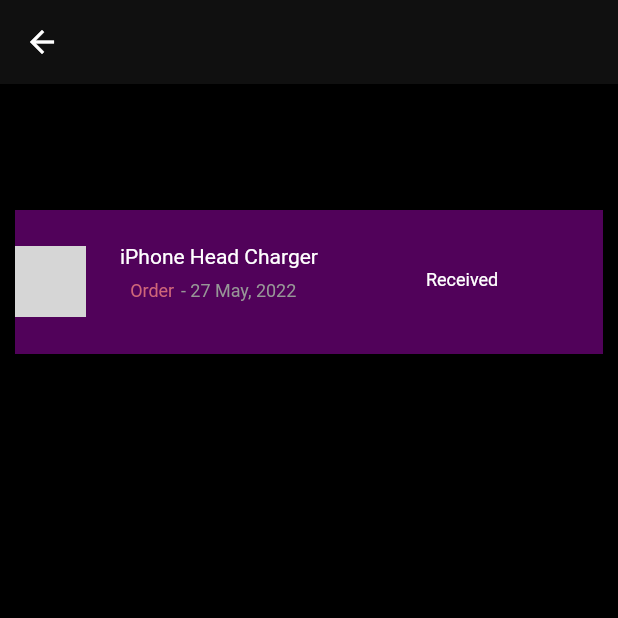
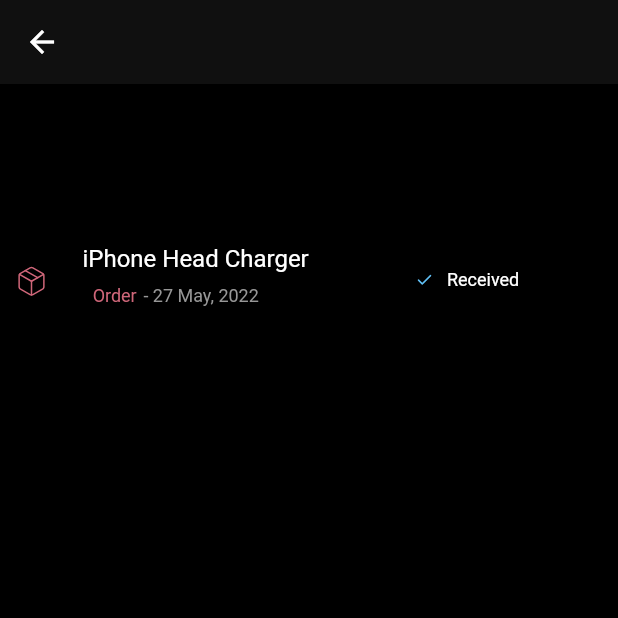
Before and after one commit to antrollingsid/a2b, a Flutter app: the TrackShippement screen opened by its route, on a phone screen of 412 x 824 dp, the top half of it. Run offline on Flutter 3.47's test engine with Material 2 defaults, Android fonts, the light colour scheme and no system bars; our stand-ins replace flutter_svg, get, gradient_borders; Roboto replaces fonts that are missing (SF Pro Display); grey boxes are pictures that could not be loaded.

Commit message:
Update trackpage.dart

```diff
--- a/lib/User/screens/trackpage.dart
+++ b/lib/User/screens/trackpage.dart
@@ -1,5 +1,6 @@
 import 'package:a2b/Components/assets/colors.dart';
 import 'package:flutter/material.dart';
+import 'package:flutter_svg/svg.dart';
 
 import '../../Components/widgets/custom_textfield_gradiant.dart';
 import '../../Components/widgets/offer_detail.dart';
@@ -28,57 +29,28 @@
                   const SizedBox(
                     height: 14,
                   ),
-                  // const CustomShip(),
-                  // Container(
-                  //   margin: const EdgeInsets.fromLTRB(0, 0, 211, 22),
-                  //   child: RichText(
-                  //     text: const TextSpan(
-                  //       style: TextStyle(
-                  //         fontFamily: 'SF Pro Display',
-                  //         fontSize: 18,
-                  //         fontWeight: FontWeight.w400,
-                  //         // height: 1.3333333333 * ffem / fem,
-                  //         letterSpacing: 1.5,
-                  //         color: Color(0xffffffff),
-                  //       ),
-                  //       children: [
-                  //         TextSpan(
-                  //           text: 'Latest ',
-                  //         ),
-                  //         TextSpan(
-                  //           text: 'activities',
-                  //           style: TextStyle(
-                  //             fontFamily: 'SF Pro Display',
-                  //             fontSize: 18,
-                  //             fontWeight: FontWeight.w400,
-                  //             // height: 1.3333333333 * ffem / fem,
-                  //             letterSpacing: 1.5,
-                  //             color: Color(0xff979797),
-                  //           ),
-                  //         ),
-                  //       ],
-                  //     ),
-                  //   ),
-                  // ),
                   Container(
                     margin: const EdgeInsets.fromLTRB(0, 50, 0, 10),
                     height: 96,
-                    color: Color.fromARGB(255, 81, 2, 90),
+                    // color: const Color.fromARGB(255, 81, 2, 90),
                     child: Row(
                       crossAxisAlignment: CrossAxisAlignment.center,
                       children: [
                         Container(
-                          // height: 10,
+                          // color: AppColors.buttonRed,
                           margin: const EdgeInsets.fromLTRB(0, 0, 23, 1),
-                          child: Image.asset(
-                            'assets/images/1x/Artboard14.png',
-                            width: 47,
-                            height: 47,
-                          ),
+                          child: SvgPicture.string(
+                              // ignore: prefer_interpolation_to_compose_strings
+                              '<svg width="22" height="22" viewBox="0 0 22 22" fill="none" xmlns="http://www.w3.org/2000/svg">'
+                                      '<path d="M15.125 8.61666L6.875 3.85916" stroke="#CF6679" stroke-linecap="round" stroke-linejoin="round"/>' +
+                                  '<path d="M19.25 14.6667V7.33334C19.2497 7.01184 19.1648 6.69608 19.0039 6.41774C18.843 6.1394 18.6118 5.90826 18.3333 5.74751L11.9167 2.08084C11.638 1.91993 11.3218 1.83522 11 1.83522C10.6782 1.83522 10.362 1.91993 10.0833 2.08084L3.66667 5.74751C3.38824 5.90826 3.15698 6.1394 2.99609 6.41774C2.8352 6.69608 2.75033 7.01184 2.75 7.33334V14.6667C2.75033 14.9882 2.8352 15.3039 2.99609 15.5823C3.15698 15.8606 3.38824 16.0918 3.66667 16.2525L10.0833 19.9192C10.362 20.0801 10.6782 20.1648 11 20.1648C11.3218 20.1648 11.638 20.0801 11.9167 19.9192L18.3333 16.2525C18.6118 16.0918 18.843 15.8606 19.0039 15.5823C19.1648 15.3039 19.2497 14.9882 19.25 14.6667Z" stroke="#CF6679" stroke-linecap="round" stroke-linejoin="round"/>' +
+                                  '<path d="M2.99756 6.38L11.0001 11.0092L19.0026 6.38" stroke="#CF6679" stroke-linecap="round" stroke-linejoin="round"/>' +
+                                  '<path d="M11 20.24V11" stroke="#CF6679" stroke-linecap="round" stroke-linejoin="round"/>' +
+                                  '</svg>'),
                         ),
                         Container(
-                          margin: const EdgeInsets.fromLTRB(0, 0, 56, 0),
-                          width: 142,
+                          margin: const EdgeInsets.fromLTRB(0, 0, 60, 0),
+                          width: 162,
                           height: 50,
                           child: Column(
                             crossAxisAlignment: CrossAxisAlignment.start,
@@ -87,7 +59,7 @@
                                 'iPhone Head Charger',
                                 style: TextStyle(
                                   fontFamily: 'SF Pro Display',
-                                  fontSize: 14,
+                                  fontSize: 16,
                                   fontWeight: FontWeight.w400,
                                   // height:  1.5*ffem/fem,
                                   color: Color(0xffffffff),
@@ -145,13 +117,12 @@
                           ),
                         ),
                         Container(
-                          //TICK ICON
-                          margin: const EdgeInsets.fromLTRB(0, 0, 6, 2.5),
-                          // child: Image.asset(
-                          //   'assets/images/1x/Artboard14.png',
-                          //   width: 8,
-                          //   height: 5.5,
-                          // ),
+                          margin: const EdgeInsets.fromLTRB(0, 0, 9, 2.5),
+                          child: SvgPicture.string(
+                            '<svg width="12" height="12" viewBox="0 0 12 12" fill="none" xmlns="http://www.w3.org/2000/svg"><path d="M10 3L4.5 8.5L2 6" stroke="#60BFF4" stroke-linecap="round" stroke-linejoin="round"/></svg>',
+                            // width: 8,
+                            // height: 5.5,
+                          ),
                         ),
                         Container(
                           margin: const EdgeInsets.fromLTRB(0, 0, 0, 3),
@@ -172,13 +143,6 @@
                 ],
               ),
             ),
-            // const SizedBox(
-            //   height: 5,
-            // ),
-            // const GradiantTextfield(
-            //   hintText: 'Text',
-            //   titleText: '',
-            // )
           ],
         ),
       ),
```
